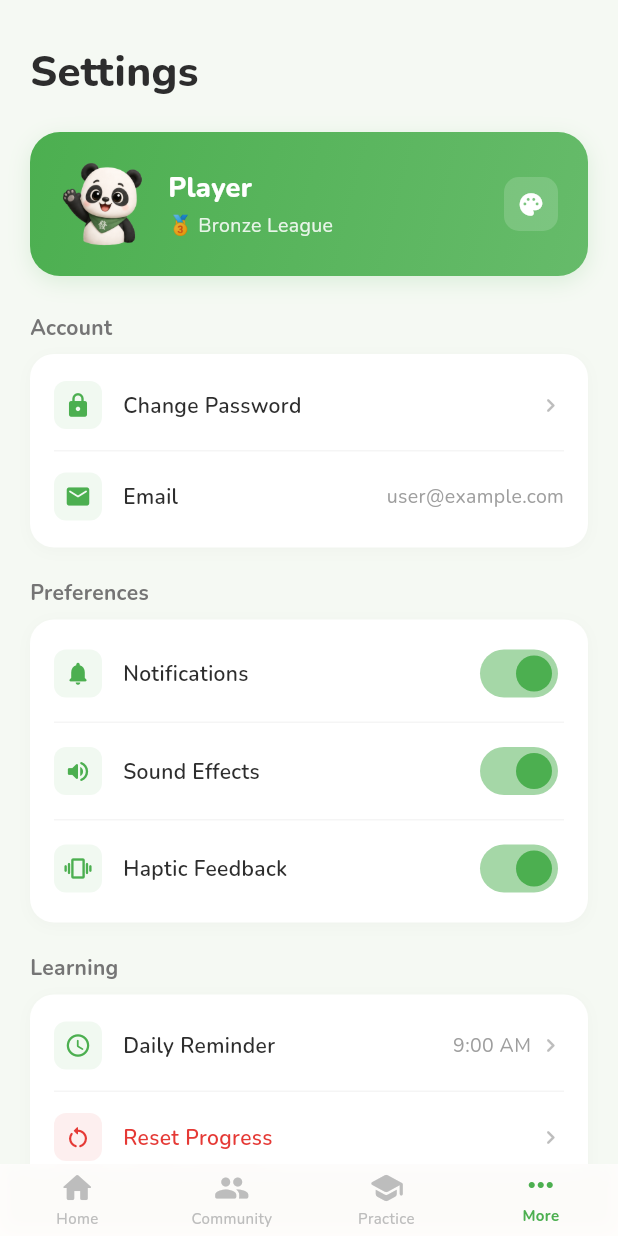
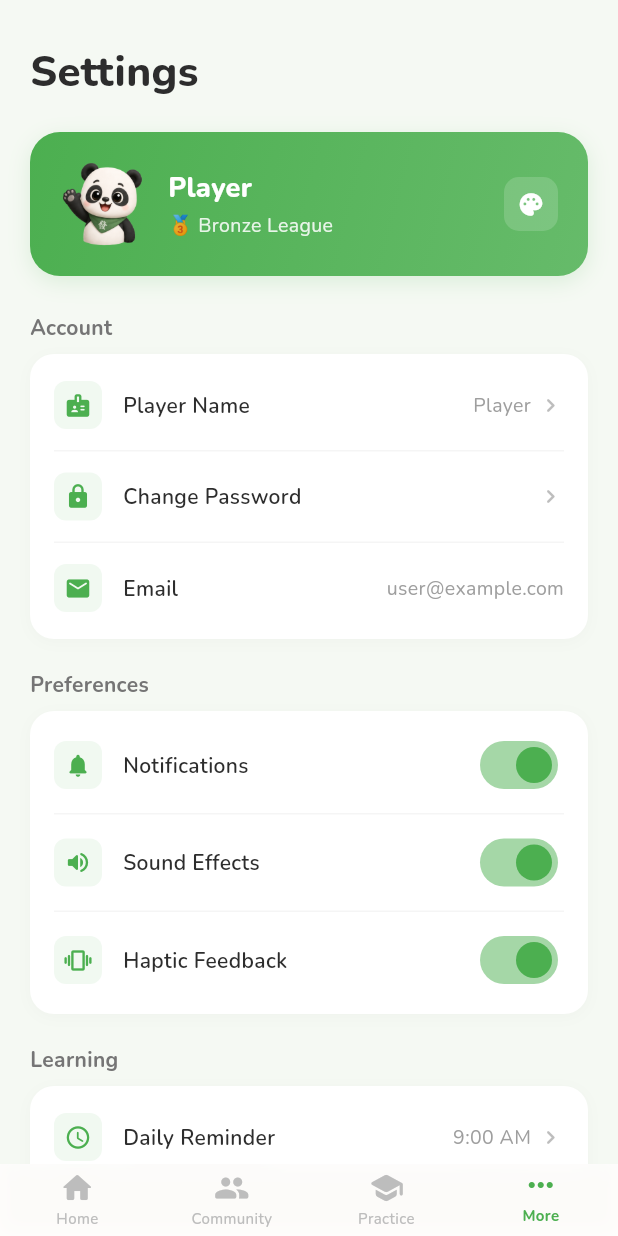
Before and after one commit to garyhcy/mahjong-learning, a Flutter app: the screen it shows once a user with an empty profile is signed in, item 4 of the bottom bar chosen, on a phone screen of 412 x 824 dp. Run offline on Flutter 3.47's test engine with Material 3 defaults, Android fonts, the phone set to English and light mode, and no system bars; our stand-ins replace audioplayers, cloud_firestore, firebase_auth, firebase_core, google_fonts, google_sign_in and 1 more; accounts and stored records are empty; network calls fail.

Commit message:
feat: add Player Name setting row

```diff
--- a/lib/screens/more_screen.dart
+++ b/lib/screens/more_screen.dart
@@ -206,6 +206,11 @@ class _MoreScreenState extends State<MoreScreen> {
               _sectionTitle('Account'),
               const SizedBox(height: 8),
               _settingsCard([
+                _settingsRow(Icons.badge_rounded, 'Player Name',
+                    subtitle: game.nickname, onTap: () {
+                  _showEditNameDialog(game);
+                }),
+                _settingsDivider(),
                 _settingsRow(Icons.lock_rounded, 'Change Password',
                     onTap: () {}),
                 _settingsDivider(),
```
